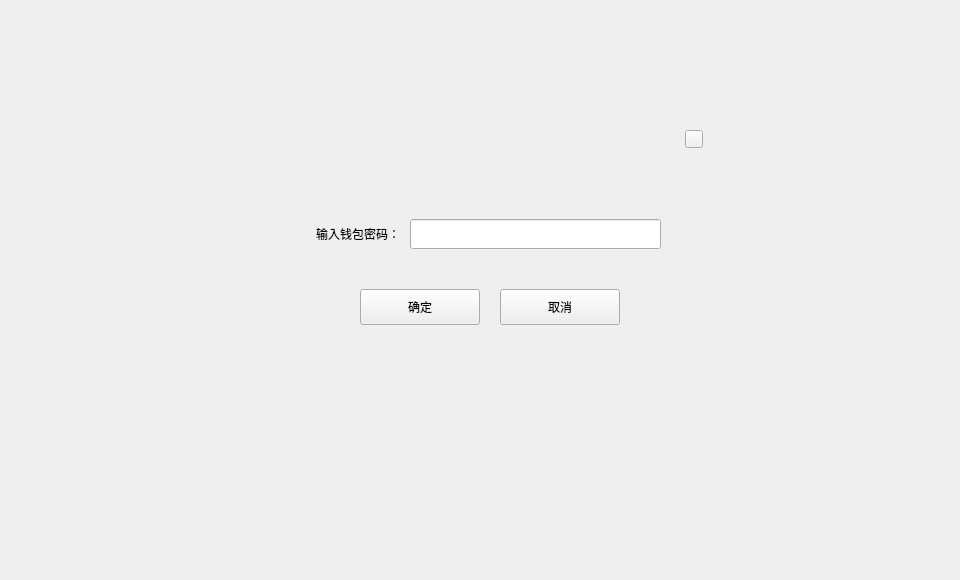
HcashOrg/hx-indicator, file LNKWallet/miner/registerdialog.ui: the form before one commit.
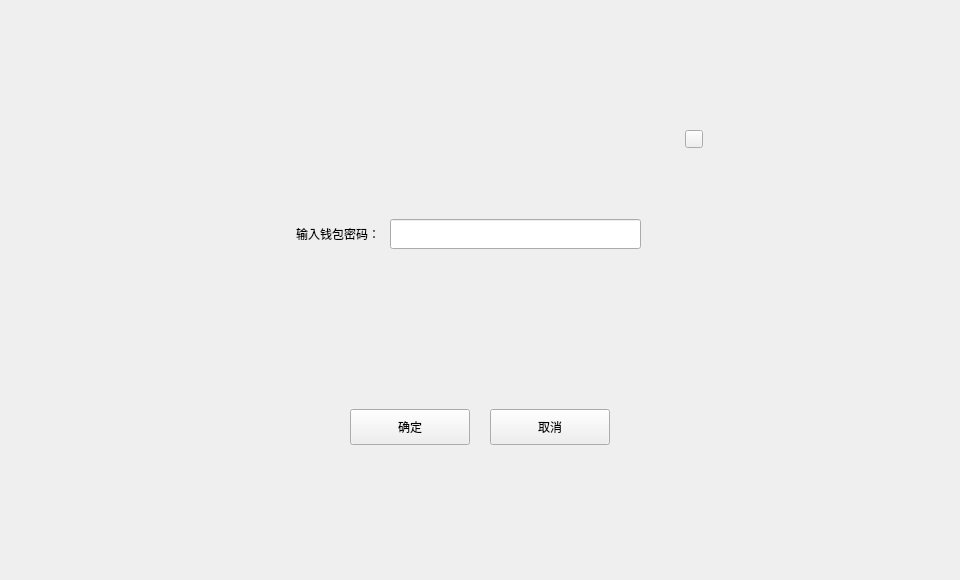
The form after the commit.

The edit to the form file:
```diff
--- a/LNKWallet/miner/registerdialog.ui
+++ b/LNKWallet/miner/registerdialog.ui
@@ -297,8 +297,8 @@
       <widget class="QToolButton" name="cancelBtn2">
        <property name="geometry">
         <rect>
-         <x>270</x>
-         <y>140</y>
+         <x>260</x>
+         <y>260</y>
          <width>120</width>
          <height>36</height>
         </rect>
@@ -324,8 +324,8 @@
       <widget class="QToolButton" name="okBtn2">
        <property name="geometry">
         <rect>
-         <x>130</x>
-         <y>140</y>
+         <x>120</x>
+         <y>260</y>
          <width>120</width>
          <height>36</height>
         </rect>
@@ -351,7 +351,7 @@
       <widget class="QLineEdit" name="pwdLineEdit">
        <property name="geometry">
         <rect>
-         <x>180</x>
+         <x>160</x>
          <y>70</y>
          <width>251</width>
          <height>30</height>
@@ -364,7 +364,7 @@
       <widget class="QLabel" name="label_5">
        <property name="geometry">
         <rect>
-         <x>50</x>
+         <x>30</x>
          <y>70</y>
          <width>120</width>
          <height>30</height>
```
